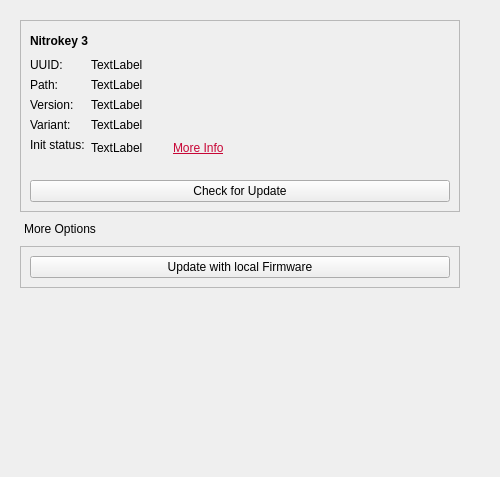
Old version of the form nitrokeyapp/ui/overview_tab.ui in the repository Nitrokey/nitrokey-app2.
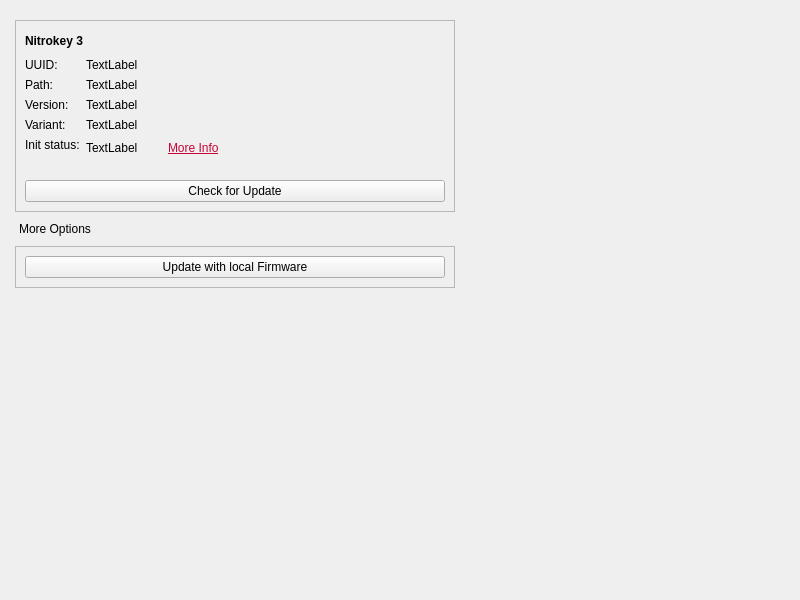
New version of the form. Icons and pictures are not drawn.

Commit message: ui: unify tab left content margins; hide settings tree headline

```diff
--- a/nitrokeyapp/ui/overview_tab.ui
+++ b/nitrokeyapp/ui/overview_tab.ui
@@ -6,8 +6,8 @@
    <rect>
     <x>0</x>
     <y>0</y>
-    <width>500</width>
-    <height>477</height>
+    <width>800</width>
+    <height>600</height>
    </rect>
   </property>
   <property name="sizePolicy">
@@ -51,8 +51,8 @@
        <rect>
         <x>0</x>
         <y>0</y>
-        <width>488</width>
-        <height>465</height>
+        <width>800</width>
+        <height>600</height>
        </rect>
       </property>
       <property name="sizePolicy">
@@ -65,6 +65,15 @@
        <string notr="true"/>
       </property>
       <layout class="QFormLayout" name="formLayout">
+       <property name="leftMargin">
+        <number>4</number>
+       </property>
+       <property name="bottomMargin">
+        <number>4</number>
+       </property>
+       <property name="horizontalSpacing">
+        <number>3</number>
+       </property> 
        <item row="0" column="0">
         <widget class="QFrame" name="___nk3_info_space">
          <property name="enabled">
```
The commit also changes 2 other files.
